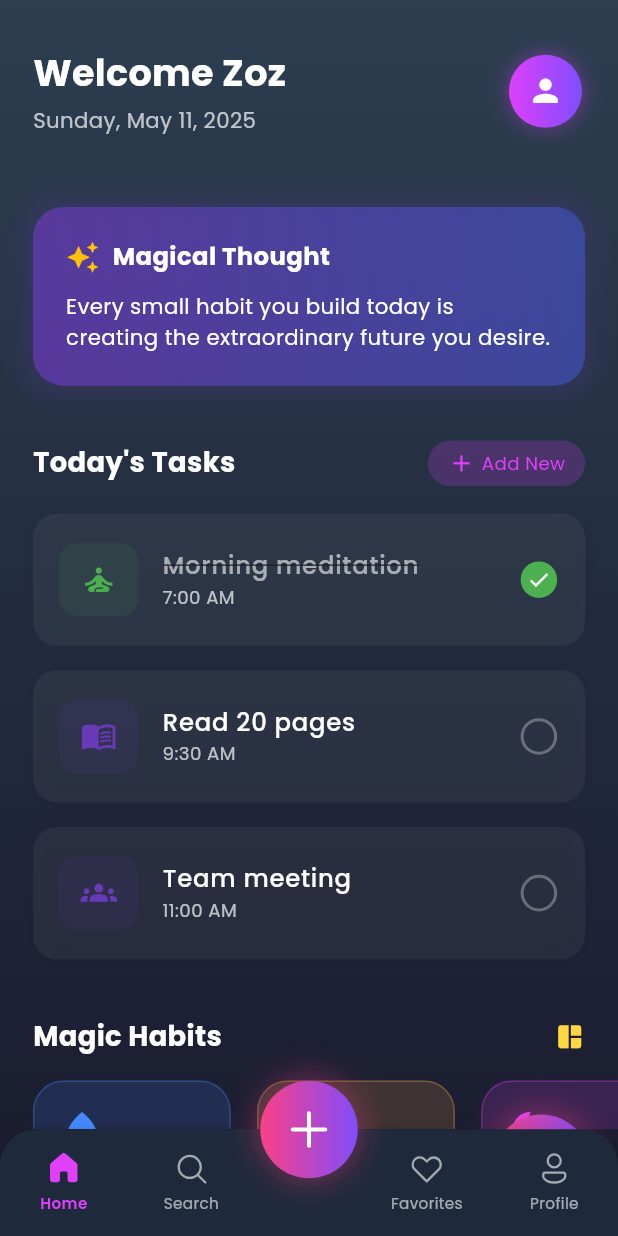
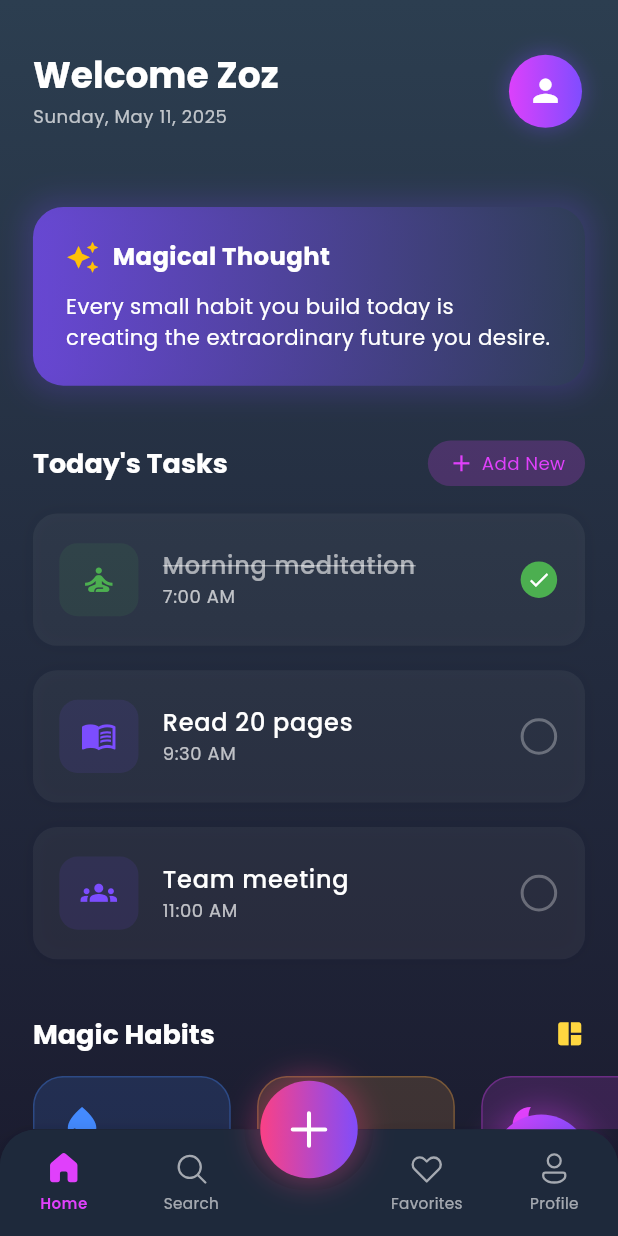
Before and after one commit to zezo2030/task_day, a Flutter app: the screen it shows after launch, on a phone screen of 412 x 824 dp. Run offline on Flutter 3.47's test engine with Material 3 defaults, Android fonts, the phone set to English and light mode, and no system bars; drawn by our look-alikes of animated_bottom_navigation_bar; our stand-ins replace equatable, fluentui_icons, flutter_screenutil, google_fonts.

Commit message:
Add dark theme configuration and update HomeScreen to use the new theme. Refactor UI elements for improved styling and layout.

```diff
--- a/lib/core/themes/app_theme.dart
+++ b/lib/core/themes/app_theme.dart
@@ -53,4 +53,44 @@ class AppTheme {
       showUnselectedLabels: false,
     ),
   );
+
+  // Dark theme configuration
+  static ThemeData darkTheme = ThemeData.dark().copyWith(
+    scaffoldBackgroundColor: const Color(0xFF1A1A2E),
+    colorScheme: const ColorScheme.dark(
+      primary: Colors.deepPurpleAccent,
+      secondary: Colors.purpleAccent,
+      surface: Color(0xFF2C3E50),
+      background: Color(0xFF1A1A2E),
+    ),
+    appBarTheme: const AppBarTheme(
+      backgroundColor: Colors.transparent,
+      elevation: 0,
+    ),
+    cardTheme: CardTheme(
+      color: Colors.white.withOpacity(0.05),
+      elevation: 0,
+      shape: RoundedRectangleBorder(borderRadius: BorderRadius.circular(16)),
+    ),
+    textTheme: TextTheme(
+      headlineLarge: GoogleFonts.poppins(
+        fontSize: 24,
+        fontWeight: FontWeight.bold,
+        color: Colors.white,
+      ),
+      headlineMedium: GoogleFonts.poppins(
+        fontSize: 18,
+        fontWeight: FontWeight.bold,
+        color: Colors.white,
+      ),
+      bodyLarge: GoogleFonts.poppins(
+        fontSize: 16,
+        fontWeight: FontWeight.w500,
+        color: Colors.white,
+      ),
+      bodyMedium: GoogleFonts.poppins(fontSize: 14, color: Colors.white),
+      bodySmall: GoogleFonts.poppins(fontSize: 12, color: Colors.white70),
+    ),
+    iconTheme: const IconThemeData(color: Colors.white),
+  );
 }
--- a/lib/view/home_screen.dart
+++ b/lib/view/home_screen.dart
@@ -3,6 +3,7 @@ import 'package:flutter_screenutil/flutter_screenutil.dart';
 import 'package:intl/intl.dart';
 import 'package:google_fonts/google_fonts.dart';
 import 'package:task_day/core/extensions/widget_extensions.dart';
+import 'package:task_day/core/themes/app_theme.dart';
 
 class HomeScreen extends StatelessWidget {
   const HomeScreen({super.key});
@@ -13,13 +14,23 @@ class HomeScreen extends StatelessWidget {
       'EEEE, MMMM d, yyyy',
     ).format(DateTime.now());
 
+    final theme = Theme.of(context);
+    final colorScheme = theme.colorScheme;
+
+    return Theme(
+      data: AppTheme.darkTheme,
+      child: Builder(
+        builder: (context) {
+          final theme = Theme.of(context);
+          final colorScheme = theme.colorScheme;
+
           return Scaffold(
             body: Container(
               decoration: BoxDecoration(
                 gradient: LinearGradient(
                   begin: Alignment.topCenter,
                   end: Alignment.bottomCenter,
-            colors: [const Color(0xFF2C3E50), const Color(0xFF1A1A2E)],
+                  colors: [colorScheme.surface, colorScheme.background],
                 ),
               ),
               child: SafeArea(
@@ -45,19 +56,12 @@ class HomeScreen extends StatelessWidget {
                                 children: [
                                   Text(
                                     "Welcome Zoz",
-                              style: GoogleFonts.poppins(
-                                fontSize: 24.sp,
-                                fontWeight: FontWeight.bold,
-                                color: Colors.white,
-                              ),
+                                    style: theme.textTheme.headlineLarge,
                                   ),
                                   SizedBox(height: 4.h),
                                   Text(
                                     formattedDate,
-                              style: GoogleFonts.poppins(
-                                fontSize: 14.sp,
-                                color: Colors.white70,
-                              ),
+                                    style: theme.textTheme.bodySmall,
                                   ),
                                 ],
                               ),
@@ -68,13 +72,15 @@ class HomeScreen extends StatelessWidget {
                                   shape: BoxShape.circle,
                                   gradient: LinearGradient(
                                     colors: [
-                                Colors.purpleAccent,
-                                Colors.deepPurpleAccent,
+                                      colorScheme.secondary,
+                                      colorScheme.primary,
                                     ],
                                   ),
                                   boxShadow: [
                                     BoxShadow(
-                                color: Colors.purpleAccent.withOpacity(0.3),
+                                      color: colorScheme.primary.withOpacity(
+                                        0.3,
+                                      ),
                                       blurRadius: 10,
                                       spreadRadius: 2,
                                     ),
@@ -105,14 +111,14 @@ class HomeScreen extends StatelessWidget {
                         decoration: BoxDecoration(
                           gradient: LinearGradient(
                             colors: [
-                        Colors.deepPurple.withOpacity(0.7),
-                        Colors.indigo.withOpacity(0.7),
+                              colorScheme.primary.withOpacity(0.7),
+                              colorScheme.surface.withOpacity(0.7),
                             ],
                           ),
                           borderRadius: BorderRadius.circular(20.r),
                           boxShadow: [
                             BoxShadow(
-                        color: Colors.deepPurple.withOpacity(0.2),
+                              color: colorScheme.primary.withOpacity(0.2),
                               blurRadius: 15,
                               spreadRadius: 5,
                             ),
@@ -167,11 +173,7 @@ class HomeScreen extends StatelessWidget {
                           children: [
                             Text(
                               "Today's Tasks",
-                        style: GoogleFonts.poppins(
-                          fontSize: 18.sp,
-                          fontWeight: FontWeight.bold,
-                          color: Colors.white,
-                        ),
+                              style: theme.textTheme.headlineMedium,
                             ),
                             Container(
                               padding: EdgeInsets.symmetric(
@@ -179,14 +181,14 @@ class HomeScreen extends StatelessWidget {
                                 vertical: 6.h,
                               ),
                               decoration: BoxDecoration(
-                          color: Colors.purpleAccent.withOpacity(0.2),
+                                color: colorScheme.secondary.withOpacity(0.2),
                                 borderRadius: BorderRadius.circular(20.r),
                               ),
                               child: Row(
                                 children: [
                                   Icon(
                                     Icons.add,
-                              color: Colors.purpleAccent,
+                                    color: colorScheme.secondary,
                                     size: 18.sp,
                                   ),
                                   SizedBox(width: 4.w),
@@ -194,7 +196,7 @@ class HomeScreen extends StatelessWidget {
                                     "Add New",
                                     style: GoogleFonts.poppins(
                                       fontSize: 12.sp,
-                                color: Colors.purpleAccent,
+                                      color: colorScheme.secondary,
                                     ),
                                   ),
                                 ],
@@ -233,6 +235,7 @@ class HomeScreen extends StatelessWidget {
 
                         final task = taskList[index];
                         final bool isCompleted = task["completed"] as bool;
+                        final completedColor = Colors.green;
 
                         return Container(
                           margin: EdgeInsets.symmetric(
@@ -240,7 +243,7 @@ class HomeScreen extends StatelessWidget {
                             vertical: 8.h,
                           ),
                           decoration: BoxDecoration(
-                      color: Colors.white.withOpacity(0.05),
+                            color: theme.cardTheme.color,
                             borderRadius: BorderRadius.circular(16.r),
                             boxShadow: [
                               BoxShadow(
@@ -261,34 +264,34 @@ class HomeScreen extends StatelessWidget {
                               decoration: BoxDecoration(
                                 color:
                                     isCompleted
-                                  ? Colors.green.withOpacity(0.1)
-                                  : Colors.deepPurple.withOpacity(0.1),
+                                        ? completedColor.withOpacity(0.1)
+                                        : colorScheme.primary.withOpacity(0.1),
                                 borderRadius: BorderRadius.circular(12.r),
                               ),
                               child: Icon(
                                 task["icon"] as IconData,
-                          color: isCompleted ? Colors.green : Colors.deepPurple,
+                                color:
+                                    isCompleted
+                                        ? completedColor
+                                        : colorScheme.primary,
                                 size: 24.sp,
                               ),
                             ),
                             title: Text(
                               task["title"] as String,
-                        style: GoogleFonts.poppins(
-                          fontSize: 16.sp,
-                          fontWeight: FontWeight.w500,
+                              style: theme.textTheme.bodyLarge?.copyWith(
                                 color: Colors.white.withOpacity(
                                   isCompleted ? 0.6 : 1,
                                 ),
                                 decoration:
-                              isCompleted ? TextDecoration.lineThrough : null,
+                                    isCompleted
+                                        ? TextDecoration.lineThrough
+                                        : null,
                               ),
                             ),
                             subtitle: Text(
                               task["time"] as String,
-                        style: GoogleFonts.poppins(
-                          fontSize: 12.sp,
-                          color: Colors.white70,
-                        ),
+                              style: theme.textTheme.bodySmall,
                             ),
                             trailing: Container(
                               height: 24.h,
@@ -296,11 +299,16 @@ class HomeScreen extends StatelessWidget {
                               decoration: BoxDecoration(
                                 shape: BoxShape.circle,
                                 color:
-                              isCompleted ? Colors.green : Colors.transparent,
+                                    isCompleted
+                                        ? completedColor
+                                        : Colors.transparent,
                                 border:
                                     isCompleted
                                         ? null
-                                  : Border.all(color: Colors.white30, width: 2),
+                                        : Border.all(
+                                          color: Colors.white30,
+                                          width: 2,
+                                        ),
                               ),
                               child:
                                   isCompleted
@@ -323,11 +331,7 @@ class HomeScreen extends StatelessWidget {
                         children: [
                           Text(
                             "Magic Habits",
-                      style: GoogleFonts.poppins(
-                        fontSize: 18.sp,
-                        fontWeight: FontWeight.bold,
-                        color: Colors.white,
-                      ),
+                            style: theme.textTheme.headlineMedium,
                           ),
                           Icon(
                             Icons.auto_awesome_mosaic,
@@ -335,7 +339,12 @@ class HomeScreen extends StatelessWidget {
                             size: 20.sp,
                           ),
                         ],
-                ).paddingOnly(left: 20.w, right: 20.w, top: 30.h, bottom: 16.h),
+                      ).paddingOnly(
+                        left: 20.w,
+                        right: 20.w,
+                        top: 30.h,
+                        bottom: 16.h,
+                      ),
                     ),
 
                     // Habits Grid
@@ -388,17 +397,20 @@ class HomeScreen extends StatelessWidget {
               decoration: BoxDecoration(
                 shape: BoxShape.circle,
                 gradient: LinearGradient(
-            colors: [Colors.pinkAccent, Colors.deepPurpleAccent],
+                  colors: [colorScheme.secondary, colorScheme.primary],
                 ),
                 boxShadow: [
                   BoxShadow(
-              color: Colors.pinkAccent.withOpacity(0.3),
+                    color: colorScheme.secondary.withOpacity(0.3),
                     blurRadius: 15,
                     spreadRadius: 5,
                   ),
                 ],
               ),
               child: Icon(Icons.add, color: Colors.white, size: 32.sp),
+            ),
+          );
+        },
       ),
     );
   }
@@ -409,6 +421,10 @@ class HomeScreen extends StatelessWidget {
     required double progress,
     required Color color,
   }) {
+    return Builder(
+      builder: (context) {
+        final theme = Theme.of(context);
+
         return Container(
           width: 120.w,
           margin: EdgeInsets.only(right: 16.w),
@@ -425,10 +441,8 @@ class HomeScreen extends StatelessWidget {
               SizedBox(height: 12.h),
               Text(
                 title,
-            style: GoogleFonts.poppins(
-              fontSize: 14.sp,
+                style: theme.textTheme.bodyMedium?.copyWith(
                   fontWeight: FontWeight.w500,
-              color: Colors.white,
                 ),
               ),
               SizedBox(height: 8.h),
@@ -438,7 +452,7 @@ class HomeScreen extends StatelessWidget {
                     height: 6.h,
                     width: double.infinity,
                     decoration: BoxDecoration(
-                  color: Colors.white.withOpacity(0.1),
+                      color: theme.colorScheme.onSurface.withOpacity(0.1),
                       borderRadius: BorderRadius.circular(10.r),
                     ),
                   ),
@@ -455,5 +469,7 @@ class HomeScreen extends StatelessWidget {
             ],
           ),
         );
+      },
+    );
   }
 }
```
Lines whose indentation alone changed are shown as unchanged.
